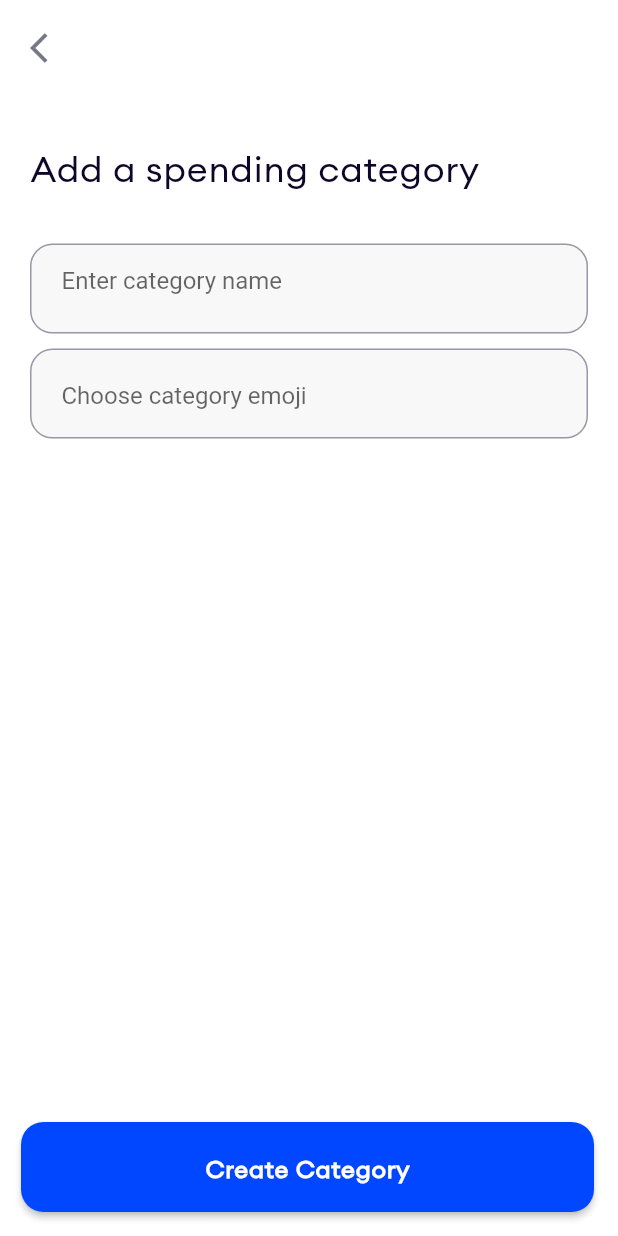
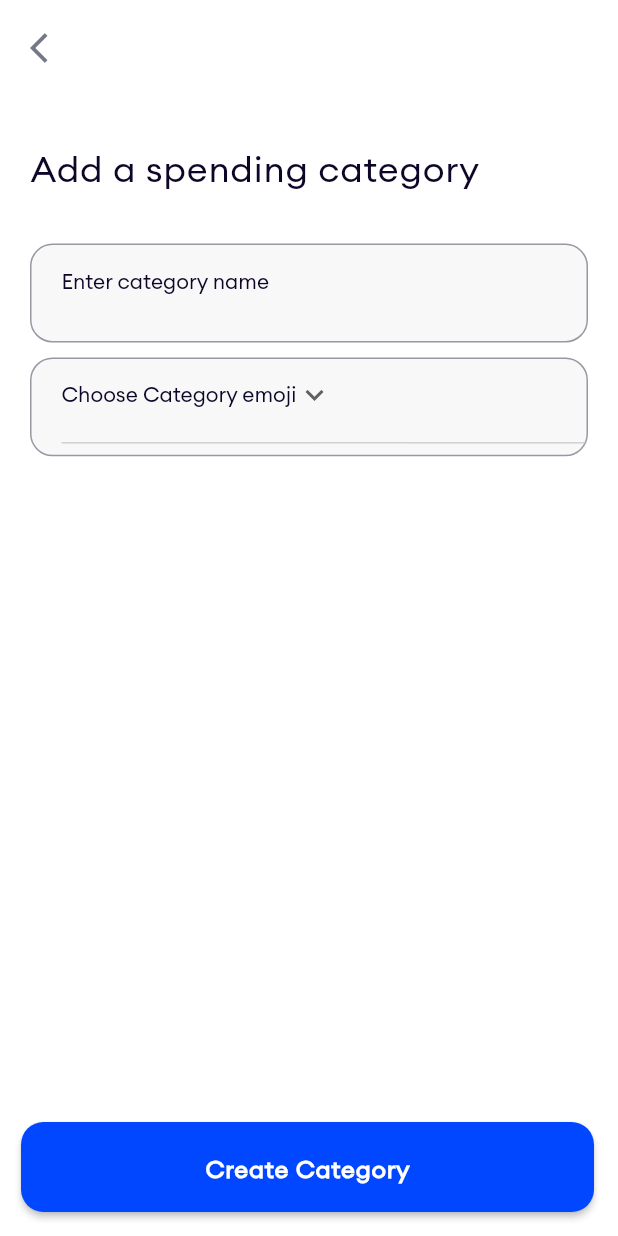
Before and after one commit to vikovic18/xafe_app, a Flutter app: the AddCategory screen opened directly, on a phone screen of 412 x 824 dp. Run offline on Flutter 3.47's test engine with Material 2 defaults, Android fonts, the light colour scheme and no system bars; our stand-ins replace cloud_firestore, firebase_auth, firebase_core, flutter_riverpod; accounts and stored records are empty.

Commit message:
logic/categories

```diff
--- /dev/null
+++ b/lib/common_widgets/drop_down_button.dart
@@ -0,0 +1,51 @@
+import 'package:flutter/material.dart';
+import 'package:xafe/utils/colors.dart';
+
+class CustomizedDropDownButton extends StatefulWidget {
+  CustomizedDropDownButton(
+      {Key? key, required this.dropdownvalue, required this.items})
+      : super(key: key);
+
+  String dropdownvalue;
+  final List<String> items;
+
+  @override
+  State<CustomizedDropDownButton> createState() =>
+      _CustomizedDropDownButtonState();
+}
+
+class _CustomizedDropDownButtonState extends State<CustomizedDropDownButton> {
+  @override
+  Widget build(BuildContext context) {
+    final size = MediaQuery.of(context).size;
+    return Container(
+      height: size.height * 0.08,
+      margin: const EdgeInsets.only(right: 20),
+      padding: const EdgeInsets.only(left: 20),
+      width: double.infinity,
+      decoration: BoxDecoration(
+          color: AppColors.textFieldColor,
+          borderRadius: BorderRadius.circular(15),
+          border: Border.all(color: AppColors.greyColor)),
+      child: DropdownButton(
+          style: const TextStyle(
+            fontFamily: 'Euclid',
+            fontSize: 14,
+            color: AppColors.blackColor
+          ),
+          value: widget.dropdownvalue,
+          icon: const Icon(Icons.keyboard_arrow_down,),
+          items: widget.items.map((String items) {
+            return DropdownMenuItem(
+              value: items,
+              child: Text(items),
+            );
+          }).toList(),
+          onChanged: (String? newValue) {
+            setState(() {
+              widget.dropdownvalue = newValue!;
+            });
+          }),
+    );
+  }
+}
--- a/lib/common_widgets/reusable_textfield.dart
+++ b/lib/common_widgets/reusable_textfield.dart
@@ -21,8 +21,9 @@ class ReusableTextField extends StatelessWidget {
 
   @override
   Widget build(BuildContext context) {
+    final size = MediaQuery.of(context).size;
     return Container(
-      height: 60,
+      height: size.height*0.08,
       margin: const EdgeInsets.only(right: 20),
       padding: const EdgeInsets.only(left: 20),
       decoration: BoxDecoration(
@@ -34,6 +35,11 @@ class ReusableTextField extends StatelessWidget {
           keyboardType: keyboardType,
           controller: controller,
           decoration: InputDecoration(
+              hintStyle: const TextStyle(
+                fontFamily: 'Euclid',
+                fontSize: 14,
+                color: AppColors.blackColor
+              ),
               suffix: suffix,
               border: InputBorder.none,
               focusedBorder:
--- a/lib/features/authentication/repository/auth_repository.dart
+++ b/lib/features/authentication/repository/auth_repository.dart
@@ -3,7 +3,6 @@ import 'package:firebase_auth/firebase_auth.dart';
 import 'package:flutter/material.dart';
 import 'package:flutter_riverpod/flutter_riverpod.dart';
 import 'package:xafe/common_widgets/bottom_navigation_bar.dart';
-import 'package:xafe/features/authentication/screens/login/login.dart';
 import 'package:xafe/models/user.dart';
 import 'package:xafe/utils/snackbar.dart';
 
@@ -49,11 +48,9 @@ class AuthRepository {
       BuildContext context, String email, String password) async {
     try {
       await auth.signInWithEmailAndPassword(email: email, password: password);
-      print('login successful');
       Navigator.pushNamedAndRemoveUntil(
           context, CustomizedBottomNavigationBar.routeName, (route) => false);
     } on FirebaseAuthException catch (e) {
-      print(e);
       showSnackBar(context: context, content: e.message!);
     }
   }
--- a/lib/features/categories/screens/components/add_categories.dart
+++ b/lib/features/categories/screens/components/add_categories.dart
@@ -1,26 +1,45 @@
 import 'package:flutter/material.dart';
+import 'package:flutter_riverpod/flutter_riverpod.dart';
 import 'package:xafe/common_widgets/body_text.dart';
 import 'package:xafe/common_widgets/button.dart';
+import 'package:xafe/common_widgets/drop_down_button.dart';
+import 'package:xafe/common_widgets/loader.dart';
 import 'package:xafe/common_widgets/reusable_textfield.dart';
+import 'package:xafe/features/categories/controller/category_controller.dart';
 import 'package:xafe/utils/colors.dart';
 
-
-class AddCategory extends StatefulWidget {
+class AddCategory extends ConsumerStatefulWidget {
   const AddCategory({Key? key}) : super(key: key);
 
   @override
-  State<AddCategory> createState() => _AddCategoryState();
+  _AddCategoryState createState() => _AddCategoryState();
 }
 
-class _AddCategoryState extends State<AddCategory> {
-  final TextEditingController name = TextEditingController();
-  final TextEditingController emoji = TextEditingController();
+class _AddCategoryState extends ConsumerState<AddCategory> {
+  final TextEditingController nameController = TextEditingController();
+
+  String dropdownvalue = 'Choose Category emoji';
+
+  var items = [
+    'Choose Category emoji',
+    'Item 2',
+    'Item 3',
+    'Item 4',
+    'Item 5',
+  ];
 
   @override
   void dispose() {
     super.dispose();
-    name.dispose();
-    emoji.dispose();
+    nameController.dispose();
+  }
+
+  void addCategory(context) async {
+    String name = nameController.text.trim();
+
+    await ref
+        .read(categoryControllerProvider)
+        .addCategory(context, name, dropdownvalue);
   }
 
   @override
@@ -52,20 +71,27 @@ class _AddCategoryState extends State<AddCategory> {
               SizedBox(
                 height: size.height * 0.04,
               ),
-              ReusableTextField(controller: name, hintText: 'Enter category name', keyboardType: TextInputType.name,),
+              ReusableTextField(
+                controller: nameController,
+                hintText: 'Enter category name',
+                keyboardType: TextInputType.name,
+              ),
               const SizedBox(height: 10),
-              ReusableTextField(
-                  controller: emoji,
-                  hintText: 'Choose category emoji',
-                  keyboardType: TextInputType.none,
-                  suffix: const Icon(Icons.arrow_downward_outlined)),
+              CustomizedDropDownButton(
+                  dropdownvalue: dropdownvalue, items: items)
+              // ReusableTextField(
+              //     controller: emoji,
+              //     hintText: 'Choose category emoji',
+              //     keyboardType: TextInputType.none,
+              //     suffix: const Icon(Icons.arrow_downward_outlined)),
             ],
           ),
         ),
       ),
       floatingActionButton: Container(
           margin: const EdgeInsets.only(left: 30),
-          child: ButtonText(onPressed: () {}, text: 'Create Category')),
+          child: ButtonText(
+              onPressed: () => addCategory(context), text: 'Create Category')),
     );
   }
 }
--- a/lib/models/user.dart
+++ b/lib/models/user.dart
@@ -1,4 +1,4 @@
-import 'package:cloud_firestore/cloud_firestore.dart';
+
 
 class UserModel {
   String? name;
```
Also changed, not shown: lib/features/authentication/screens/login/login.dart (+7 -6 lines), lib/features/categories/controller/category_controller.dart (added, +20 -0 lines), lib/features/categories/repository/category_repository.dart (added, +38 -0 lines), lib/models/category.dart (added, +22 -0 lines), lib/common_widgets/icon_picker.dart (added), lib/utils/constant.dart (added).
